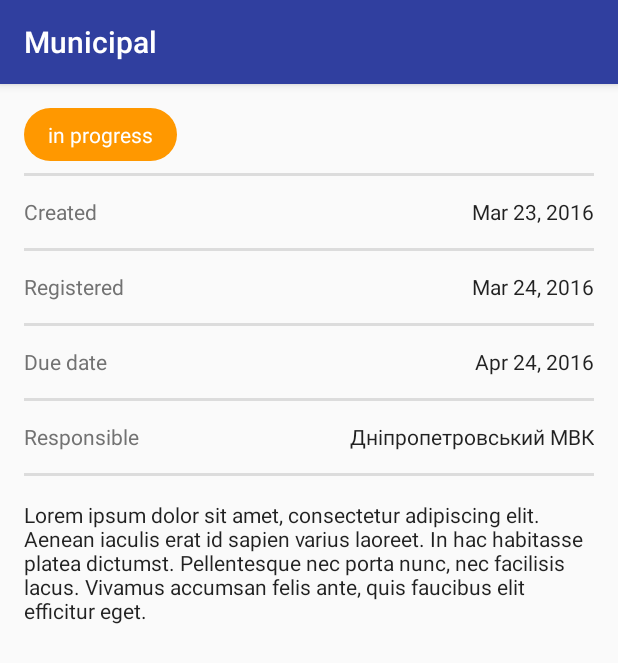
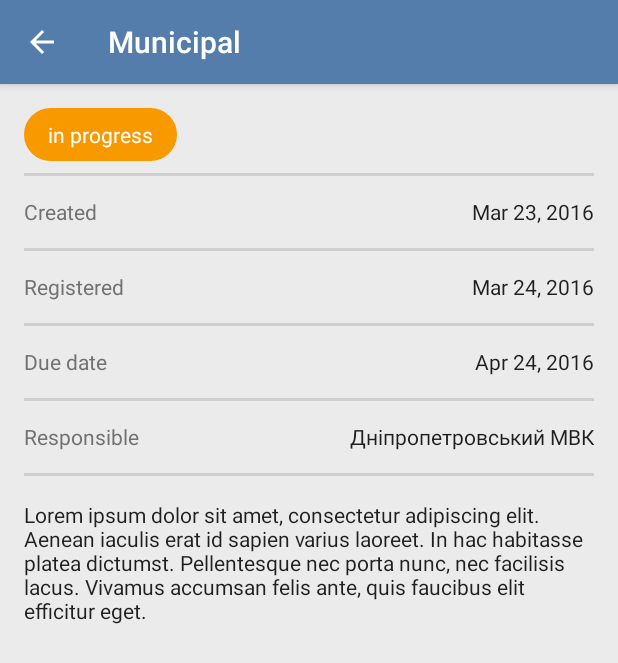
Before and after one commit to JuliaZozulia/TaskCollectorDemoApp, an Android app: the screen it shows after launch (MainActivity), on a phone screen of 412 x 824 dp. Shown: the top 663 px of the screen. Run offline under Robolectric (Android 15) with nearby library versions, the phone set to English and light mode, and no system bars; libraries missing offline, so code that uses them is left out: com.facebook.drawee; plain views replace SimpleDraweeView; 3 statements that could not run were skipped.

```diff
--- a/app/src/main/java/ua/juliazozulia/taskcollector/HorizontalSpacesItemDecoration.java
+++ b/app/src/main/java/ua/juliazozulia/taskcollector/HorizontalSpacesItemDecoration.java
@@ -33,17 +33,17 @@ import android.view.View;
  */
 
 public class HorizontalSpacesItemDecoration extends RecyclerView.ItemDecoration {
-    private int space;
+    private int mSpace;
 
     public HorizontalSpacesItemDecoration(int space) {
-        this.space = space;
+        this.mSpace = space;
     }
 
     @Override
     public void getItemOffsets(Rect outRect, View view, RecyclerView parent, RecyclerView.State state) {
-        outRect.right = space;
-        outRect.bottom = space;
-        outRect.top = space;
+        outRect.right = mSpace;
+        outRect.bottom = mSpace;
+        outRect.top = mSpace;
         // skip adding left margin to avoid double space between items
     }
 }
--- a/app/src/main/java/ua/juliazozulia/taskcollector/MainActivity.java
+++ b/app/src/main/java/ua/juliazozulia/taskcollector/MainActivity.java
@@ -26,9 +26,11 @@ package ua.juliazozulia.taskcollector;
 
 import android.content.pm.ActivityInfo;
 import android.os.Bundle;
+import android.support.v7.app.ActionBar;
 import android.support.v7.app.AppCompatActivity;
 import android.support.v7.widget.LinearLayoutManager;
 import android.support.v7.widget.RecyclerView;
+import android.view.MenuItem;
 import android.view.View;
 import android.widget.TextView;
 import android.widget.Toast;
@@ -49,6 +51,8 @@ public class MainActivity extends AppCompatActivity implements View.OnClickListe
 
     @Override
     protected void onCreate(Bundle savedInstanceState) {
+        initActionbar();
+        setContentView(R.layout.activity_main);
         super.onCreate(savedInstanceState);
         setContentView(R.layout.activity_main);
         setRequestedOrientation(ActivityInfo.SCREEN_ORIENTATION_PORTRAIT);
@@ -82,10 +86,17 @@ public class MainActivity extends AppCompatActivity implements View.OnClickListe
 
         mResponsible.setText(mTask.getResponsible());
         mDescription.setText(mTask.getDescription());
-        mState.setText(mTask.getState());
+        mState.setText(mTask.getStateName(this));
     }
 
-    private void setupRecyclerView(){
+    private void initActionbar() {
+        ActionBar actionBar = getSupportActionBar();
+        if (actionBar != null) {
+            actionBar.setDisplayHomeAsUpEnabled(true);
+        }
+    }
+
+    private void setupRecyclerView() {
         mRecyclerView.setHasFixedSize(true);
         LinearLayoutManager layoutManager = new LinearLayoutManager(this);
         layoutManager.setOrientation(LinearLayoutManager.HORIZONTAL);
@@ -107,4 +118,15 @@ public class MainActivity extends AppCompatActivity implements View.OnClickListe
     public void onClick(View v) {
         Toast.makeText(this, v.getClass().getSimpleName(), Toast.LENGTH_SHORT).show();
     }
+
+    @Override
+    public boolean onOptionsItemSelected(MenuItem item) {
+        switch (item.getItemId()) {
+            case android.R.id.home:
+                super.onBackPressed();
+                return true;
+            default:
+                return super.onOptionsItemSelected(item);
+        }
+    }
 }
--- a/app/src/main/java/ua/juliazozulia/taskcollector/PictureAdapter.java
+++ b/app/src/main/java/ua/juliazozulia/taskcollector/PictureAdapter.java
@@ -38,7 +38,7 @@ public class PictureAdapter extends RecyclerView.Adapter<PictureAdapter.ViewHold
     private List<String> mDataset; //I prefer List to Array as in real application user may add pictures
 
     public PictureAdapter(List<String> dataset) {
-        this.mDataset = dataset;
+        mDataset = dataset;
     }
 
     @Override
--- a/app/src/main/java/ua/juliazozulia/taskcollector/Task.java
+++ b/app/src/main/java/ua/juliazozulia/taskcollector/Task.java
@@ -25,7 +25,10 @@
 package ua.juliazozulia.taskcollector;
 
 import android.content.Context;
+import android.support.annotation.StringDef;
 
+import java.lang.annotation.Retention;
+import java.lang.annotation.RetentionPolicy;
 import java.util.Arrays;
 import java.util.Calendar;
 import java.util.Date;
@@ -37,71 +40,108 @@ import java.util.List;
 
 public class Task {
 
-    private String title;
-    private Date createdDate;
-    private Date registeredDate;
-    private Date dueDate;
-    private String responsible;
-    private List<String> pictures;
-    private String description;
+    public static final String IN_PROGRESS = "in progress";
+    public static final String DELAYED = "delayed";
+    public static final String COMPLETED = "completed";
 
-    //TODO replace with enum maybe
-    private String state;
+    //Thank you for hint about  @StringDef. I didn't know about it.
+    // Have I implemented it correctly?
 
-    public Task() {
-    }
+    //about google code style... I used to use auto generated methods for getters and setters (Alt+Insert). It's convenient for model class.
+    // I suggest that getters like getmPictures() is incorrect.
+    // So decision is not to use auto generated methods?
+
+    @TaskState
+    private String mState;
+    private String mTitle;
+    private Date mCreatedDate;
+    private Date mRegisteredDate;
+    private Date mDueDate;
+    private String mResponsible;
+    private List<String> mPictures;
+    private String mDescription;
+
 
     /**
      * setup demo data fot task. Takes values from R.string
      */
 
     public void setDemoData(Context context) {
-        title = context.getResources().getString(R.string.title);
+
+        mTitle = context.getResources().getString(R.string.title);
 
         Calendar calendar = Calendar.getInstance();
-        createdDate = calendar.getTime();
+        mCreatedDate = calendar.getTime();
 
         calendar.add(Calendar.DATE, 1);
-        registeredDate = calendar.getTime();
+        mRegisteredDate = calendar.getTime();
 
         calendar.add(Calendar.MONTH, 1);
-        dueDate = calendar.getTime();
+        mDueDate = calendar.getTime();
 
-        responsible = context.getResources().getString(R.string.responsible_placeholder);
-        pictures = Arrays.asList(context.getResources().getStringArray(R.array.picture_urls));
-        state = context.getResources().getString(R.string.in_progress);
-        description = context.getResources().getString(R.string.placeholder);
+        mResponsible = context.getResources().getString(R.string.responsible_placeholder);
+        mPictures = Arrays.asList(context.getResources().getStringArray(R.array.picture_urls));
+        mDescription = context.getResources().getString(R.string.placeholder);
+        @TaskState String s = context.getResources().getString(R.string.placeholder_state);
+        setState(s);
     }
 
     public String getTitle() {
-        return title;
+        return mTitle;
     }
 
     public Date getCreatedDate() {
-        return createdDate;
+        return mCreatedDate;
     }
 
     public Date getRegisteredDate() {
-        return registeredDate;
+        return mRegisteredDate;
     }
 
     public Date getDueDate() {
-        return dueDate;
+        return mDueDate;
     }
 
     public String getResponsible() {
-        return responsible;
+        return mResponsible;
     }
 
     public List<String> getPictures() {
-        return pictures;
+        return mPictures;
     }
 
     public String getDescription() {
-        return description;
+        return mDescription;
     }
 
+    public String getStateName(Context context) {
+        switch (mState) {
+            case IN_PROGRESS: {
+                return context.getResources().getString(R.string.in_progress);
+            }
+            case DELAYED: {
+                return context.getResources().getString(R.string.delayed);
+            }
+            case COMPLETED: {
+                return context.getResources().getString(R.string.completed);
+            }
+            default: {
+                return context.getResources().getString(R.string.unknown);
+            }
+        }
+    }
+
+    @TaskState
     public String getState() {
-        return state;
+        return mState;
+    }
+
+    public void setState(@TaskState String currentState) {
+        this.mState = currentState;
+    }
+
+    @StringDef({IN_PROGRESS, DELAYED, COMPLETED})
+    @Retention(RetentionPolicy.SOURCE)
+    public @interface TaskState {
     }
 }
--- a/app/src/main/res/layout/activity_main.xml
+++ b/app/src/main/res/layout/activity_main.xml
@@ -6,6 +6,7 @@
     android:focusable="true"
     android:focusableInTouchMode="true"
     android:orientation="vertical"
+    android:background="@color/colorBackground"
     tools:context="ua.juliazozulia.taskcollector.MainActivity">
 
     <ScrollView
@@ -33,7 +34,7 @@
                 android:paddingTop="@dimen/base_padding"
                 android:textAppearance="@style/TextAppearance.AppCompat.Body1"
                 android:textColor="@android:color/white"
-                tools:text="@string/state_placeholder" />
+                tools:text="@string/in_progress" />
 
             <View style="@style/Divider" />
 
--- a/app/src/main/res/values/colors.xml
+++ b/app/src/main/res/values/colors.xml
@@ -1,8 +1,9 @@
 <?xml version="1.0" encoding="utf-8"?>
 <resources>
-    <color name="colorPrimary">#303F9F</color>
-    <color name="colorPrimaryDark">#303F9F</color>
-    <color name="colorAccent">#FF9800</color>
+    <color name="colorPrimary">#557dab</color>
+    <color name="colorPrimaryDark">#446389</color>
+    <color name="colorAccent">#f89900</color>
     <color name="colorSecondaryText">#727272</color>
+    <color name="colorBackground">#ebebeb</color>
 
 </resources>
--- a/app/src/main/res/values/strings.xml
+++ b/app/src/main/res/values/strings.xml
@@ -9,7 +9,11 @@
     <string name="date_placeholder">20 березня 2016</string>
     <string name="responsible_placeholder">Дніпропетровський МВК</string>
     <string name="in_progress">in progress</string>
-    <string name="state_placeholder">В роботі</string>
+    <string name="delayed">delayed</string>
+    <string name="completed">completed</string>
+    <string name="unknown">unknown</string>
+
+    <string name="placeholder_state">in progress</string>
 
     <array name="picture_urls">
         <item>
```
Also changed, not shown: 4 other files.
